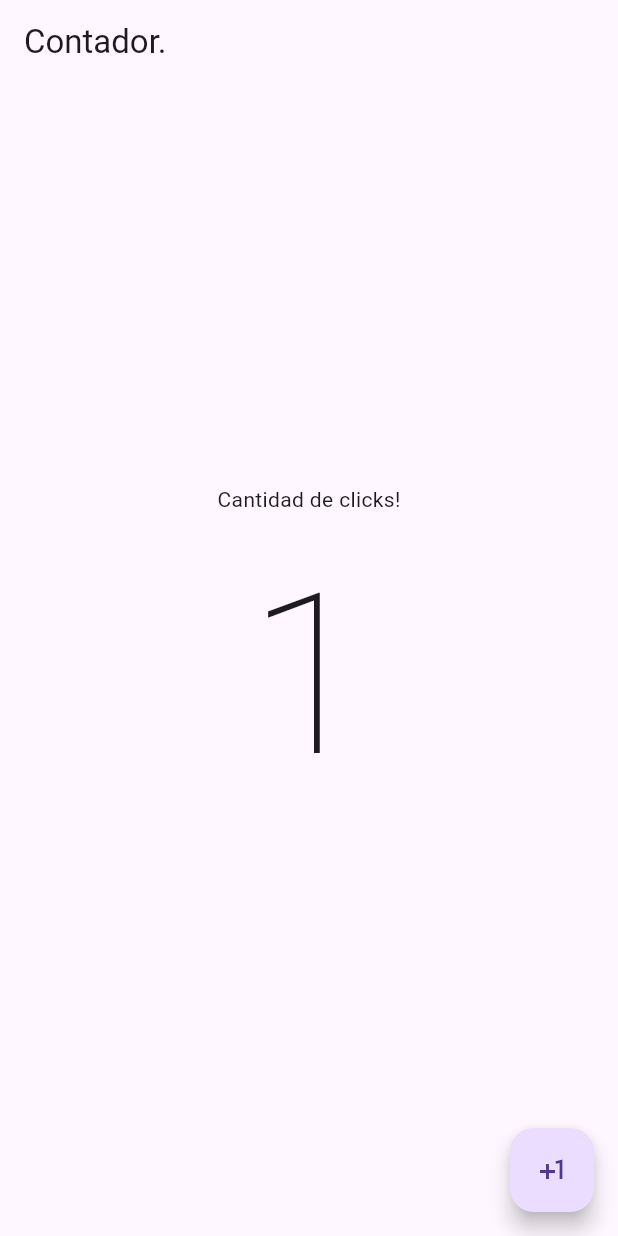
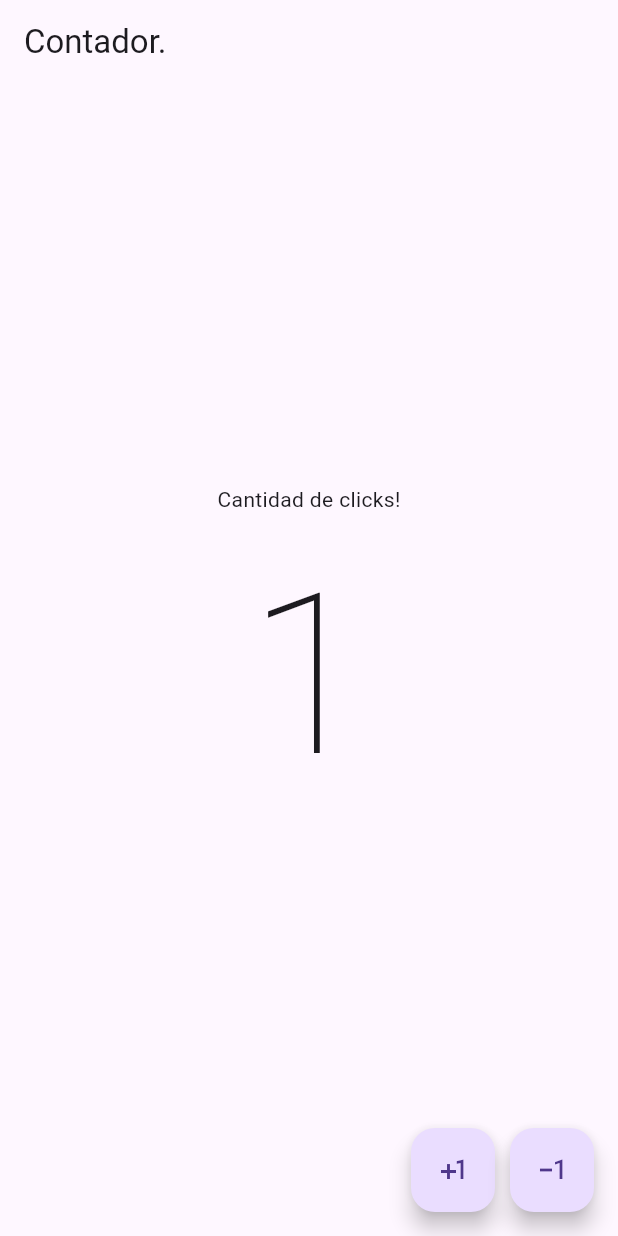
Before and after one commit to Kelyn196/ejercicio, a Flutter app: the screen it shows after launch, after a tap on the "plus one" icon, on a phone screen of 412 x 824 dp. Run offline on Flutter 3.47's test engine with Material 3 defaults, Android fonts, the phone set to English and light mode, and no system bars.

Commit message:
Boton reducir clicks

```diff
--- a/lib/pantallas/contador.dart
+++ b/lib/pantallas/contador.dart
@@ -25,13 +25,36 @@ class _contadorState extends State<contador> {
           ],
         ),
       ),
-      floatingActionButton: FloatingActionButton(
-        onPressed: () {
-          clickcontador++;
-          setState(() {});
-        },
-        child: Icon(Icons.plus_one),
+      floatingActionButton: Row(
+        mainAxisAlignment:
+            MainAxisAlignment.end, // Alinea los botones a la derecha
+        children: [
+          FloatingActionButton(
+            onPressed: () {
+              setState(() {
+                clickcontador++;
+              });
+            },
+            child: Icon(Icons.plus_one),
+          ),
+          SizedBox(width: 10),
+          FloatingActionButton(
+            onPressed: () {
+              setState(() {
+                clickcontador--;
+              });
+            },
+            child: Icon(Icons.exposure_minus_1),
+          ),
+        ],
       ),
+      //floatingActionButton: FloatingActionButton(
+      //onPressed: () {
+      //clickcontador++;
+      //setState(() {});
+      //},
+      //child: Icon(Icons.plus_one),
+      //),
     );
   }
 }
```
